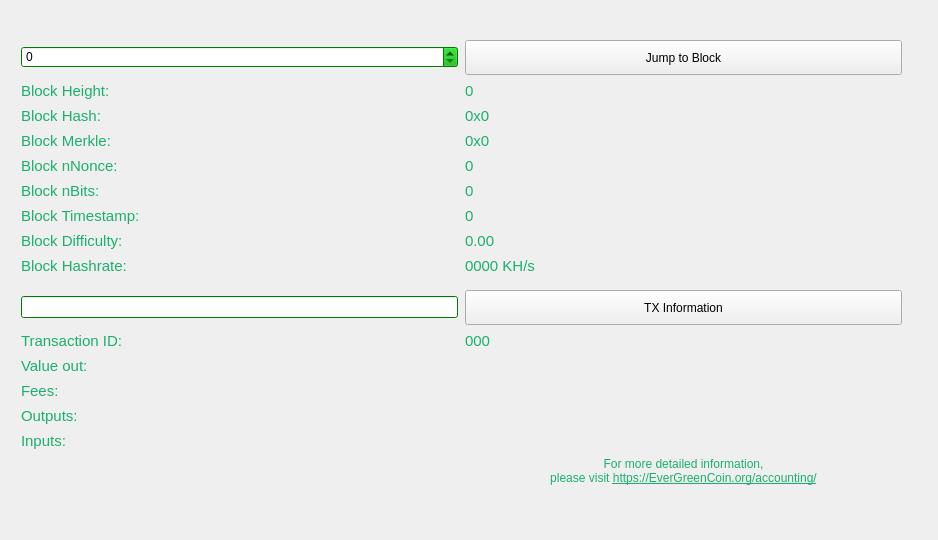
The window that src/qt/forms/blockbrowser.ui (EverGreenCoinDev/EverGreenCoin) describes before a commit, drawn with Qt 5.
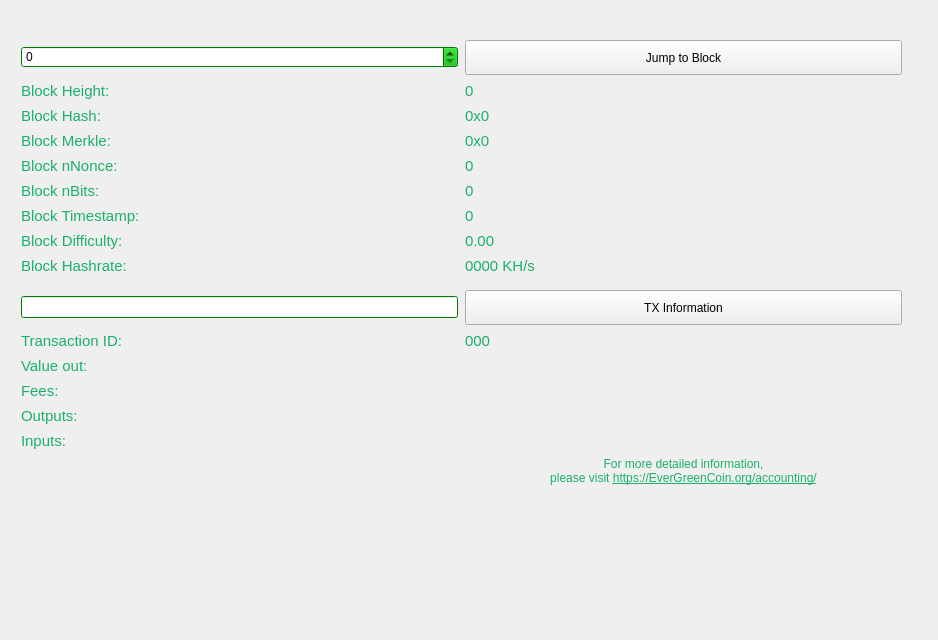
The same window after the commit.

Diff of the .ui file:
```diff
--- a/src/qt/forms/blockbrowser.ui
+++ b/src/qt/forms/blockbrowser.ui
@@ -13,7 +13,7 @@
     <x>0</x>
     <y>0</y>
     <width>938</width>
-    <height>540</height>
+    <height>640</height>
    </rect>
   </property>
   <property name="sizePolicy">
@@ -24,8 +24,8 @@
   </property>
   <property name="minimumSize">
    <size>
-    <width>0</width>
-    <height>0</height>
+    <width>938</width>
+    <height>640</height>
    </size>
   </property>
   <property name="acceptDrops">
@@ -52,6 +52,18 @@
    </property>
    <item row="1" column="0">
     <widget class="QWidget" name="widget" native="true">
+     <property name="sizePolicy">
+      <sizepolicy hsizetype="Preferred" vsizetype="Preferred">
+       <horstretch>0</horstretch>
+       <verstretch>0</verstretch>
+      </sizepolicy>
+     </property>
+     <property name="minimumSize">
+      <size>
+       <width>938</width>
+       <height>0</height>
+      </size>
+     </property>
      <property name="font">
       <font>
        <pointsize>9</pointsize>
```
